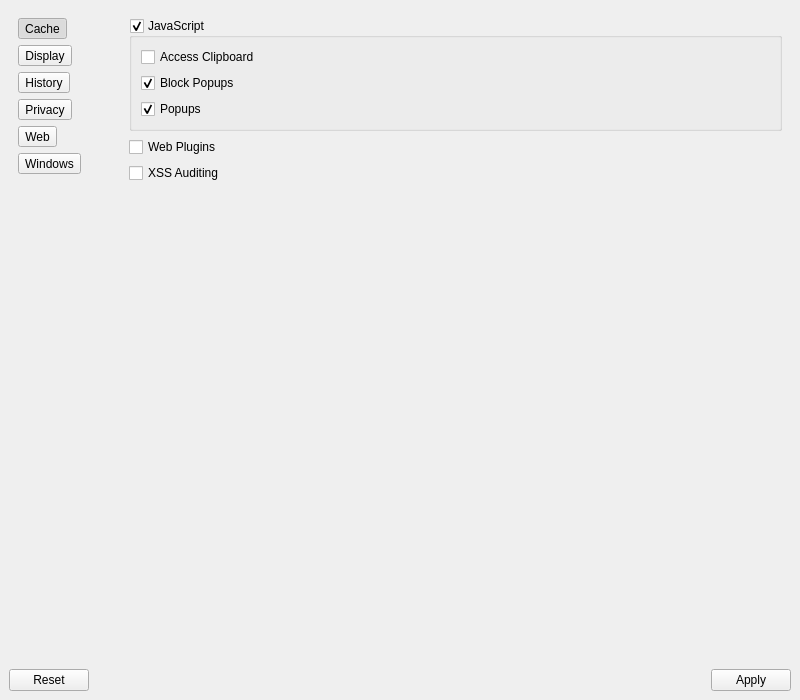
Qt form 2.x/UI/dooble_settings.ui (textbrowser/dooble) before a commit.
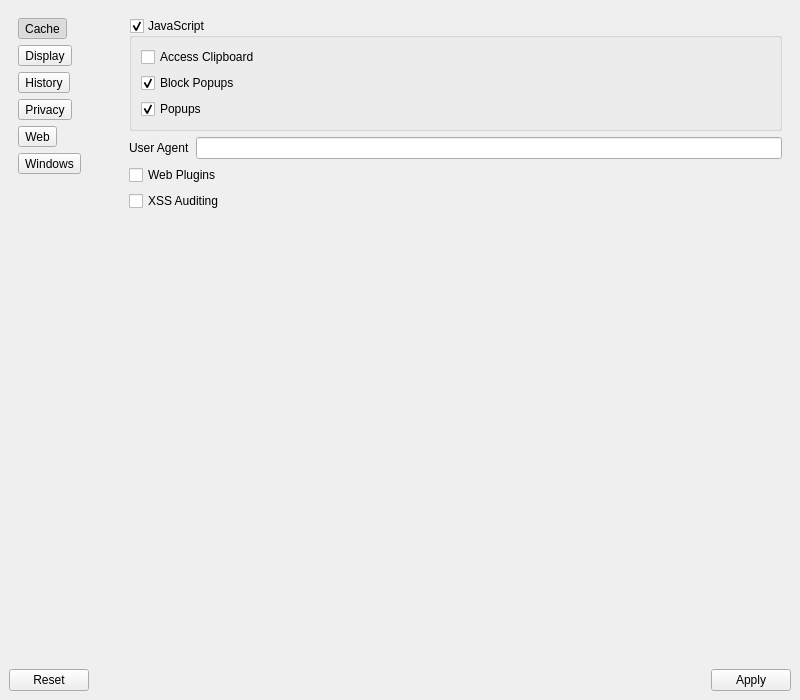
The same form after that commit. The open tabs and pages were chosen to show the change. Icons and pictures are not drawn.

Commit message: User Agent option.

The edit to the form file:
```diff
--- a/2.x/UI/dooble_settings.ui
+++ b/2.x/UI/dooble_settings.ui
@@ -1043,6 +1043,20 @@
             </layout>
            </widget>
           </item>
+          <item>
+           <layout class="QHBoxLayout" name="horizontalLayout_12">
+            <item>
+             <widget class="QLabel" name="label_20">
+              <property name="text">
+               <string>User Agent</string>
+              </property>
+             </widget>
+            </item>
+            <item>
+             <widget class="QLineEdit" name="user_agent"/>
+            </item>
+           </layout>
+          </item>
           <item>
            <widget class="QCheckBox" name="web_plugins">
             <property name="text">
```
Left out of the diff: 7 changed lines with no effect on the pictures.
